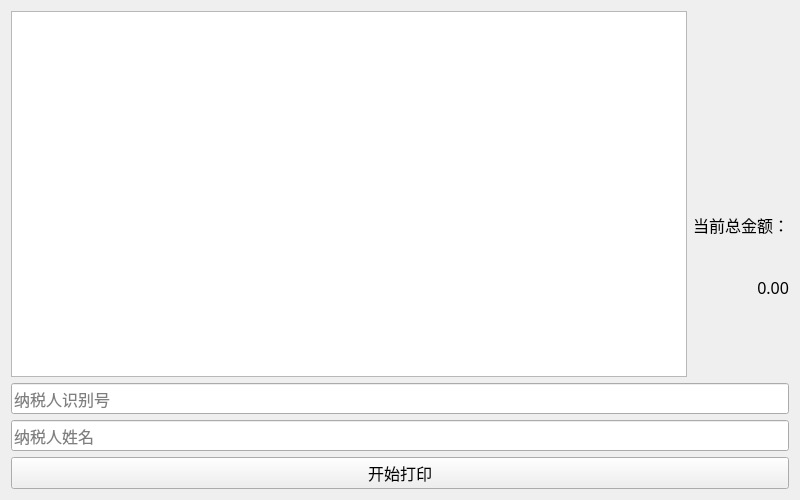
Above: momprinter.ui from Preffer/MomPrinter before the change. Below: the same form after it.
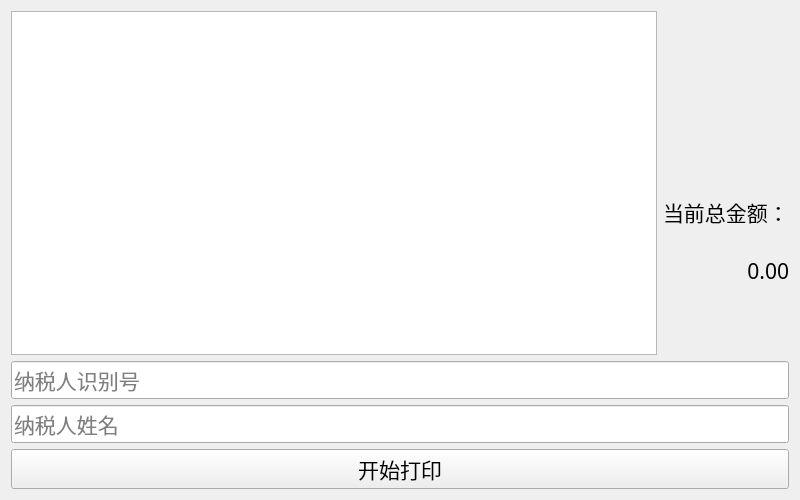
That is the form after the change. Icons and pictures are not drawn.

Commit message: Tweak page layout

```diff
--- a/momprinter.ui
+++ b/momprinter.ui
@@ -12,8 +12,8 @@
   </property>
   <property name="font">
    <font>
-    <family>Microsoft YaHei</family>
-    <pointsize>12</pointsize>
+    <family>微软雅黑</family>
+    <pointsize>16</pointsize>
    </font>
   </property>
   <property name="windowTitle">
@@ -29,20 +29,13 @@
      <widget class="QTableView" name="tableView">
       <property name="font">
        <font>
-        <family>Microsoft YaHei</family>
-        <pointsize>12</pointsize>
+        <pointsize>16</pointsize>
        </font>
       </property>
      </widget>
     </item>
     <item row="6" column="0" colspan="2">
      <widget class="QLineEdit" name="idEdit">
-      <property name="font">
-       <font>
-        <family>Microsoft YaHei</family>
-        <pointsize>12</pointsize>
-       </font>
-      </property>
       <property name="placeholderText">
        <string>纳税人识别号</string>
       </property>
```
The commit also changes 4 other files.
